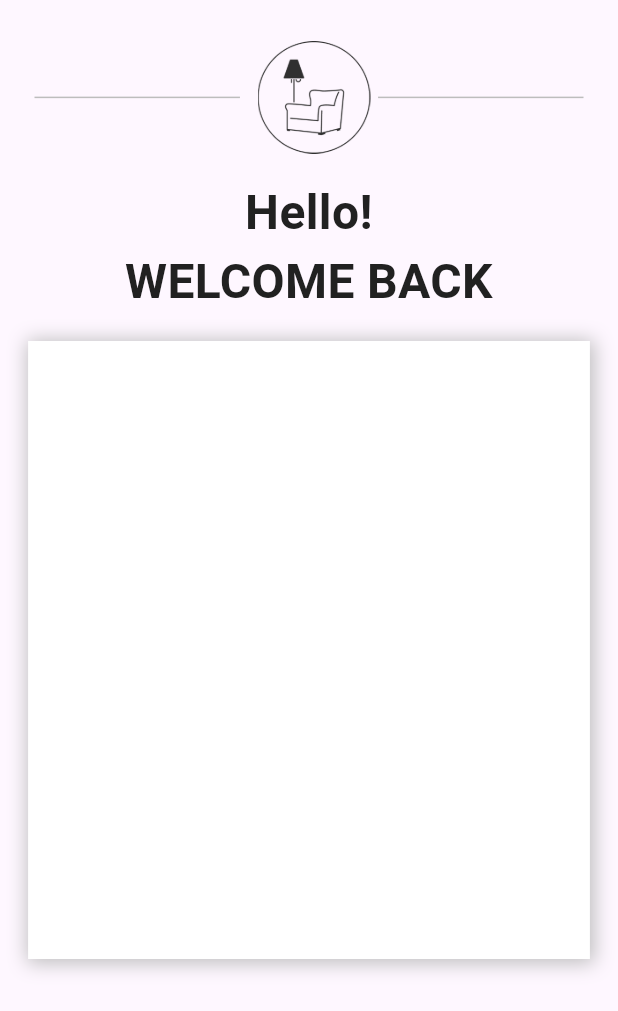
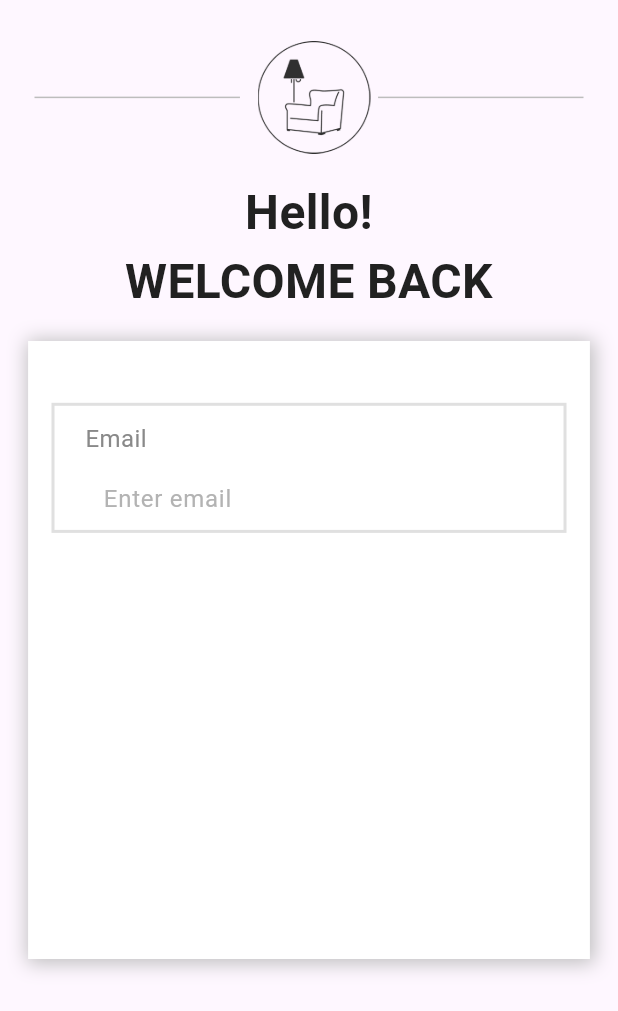
Before and after one commit to unnatidonda/furniture_shopping_app, a Flutter app: the screen it shows after launch, after a tap on "Get Started", on a phone screen of 412 x 824 dp. Shown: the top 1011 px of the screen. Run offline on Flutter 3.47's test engine with Material 2 defaults, Android fonts, the phone set to English and light mode, and no system bars; our stand-ins replace get; Roboto replaces fonts that are missing (Poppins).

Commit message:
login view

```diff
--- a/lib/res/constant/app_colors.dart
+++ b/lib/res/constant/app_colors.dart
@@ -13,4 +13,5 @@ class AppColors {
   static const Color lightBlackColor = Color(0xFF212121);
   static const Color lightGrey = Color(0xFFBDBDBD);
   static const Color greyColor = Color(0xFF898989);
+  static const Color lightG = Color(0xFFE0E0E0);
 }
--- a/lib/view/login/login_view.dart
+++ b/lib/view/login/login_view.dart
@@ -70,7 +70,55 @@ class LoginView extends StatelessWidget {
                 ],
               ),
               child: Column(
-                children: [],
+                children: [
+                  SizedBox(height: screenHeight / 20),
+                  Container(
+                    height: screenHeight / 9.5,
+                    width: screenWidth / 1.2,
+                    decoration: BoxDecoration(
+                      border: Border.all(
+                        color: AppColors.lightG,
+                        width: 2,
+                      ),
+                    ),
+                    child: Column(
+                      crossAxisAlignment: CrossAxisAlignment.start,
+                      children: [
+                        Padding(
+                          padding: EdgeInsets.only(top: screenWidth / 40, left: screenWidth / 20),
+                          child: const Text(
+                            "Email",
+                            style: TextStyle(
+                              color: AppColors.greyColor,
+                              fontSize: 16,
+                              fontWeight: FontWeight.w400,
+                            ),
+                          ),
+                        ),
+                        Padding(
+                          padding: EdgeInsets.only(left: screenWidth / 20, top: screenWidth / 80),
+                          child: TextFormField(
+                            // controller: emailcontroller,
+                            validator: (value) {
+                              if (!RegExp(r"^[a-zA-Z0-9.a-zA-Z0-9.!#$%&'*+-/=?^_`{|}~]+@[a-zA-Z0-9]+\.[a-zA-Z]+").hasMatch(value!)) {
+                                return "Enter email id ";
+                              }
+                              return null;
+                            },
+                            decoration: const InputDecoration(
+                              border: InputBorder.none,
+                              isDense: true,
+                              hintText: "Enter email ",
+                              contentPadding: EdgeInsets.all(12),
+                              hintStyle: TextStyle(color: Color(0xFFB3B3B3), fontSize: 16, fontWeight: FontWeight.w400, fontFamily: "Poppins"),
+                            ),
+                            onTap: () {},
+                          ),
+                        ),
+                      ],
+                    ),
+                  ),
+                ],
               ),
             ),
           ],
```
